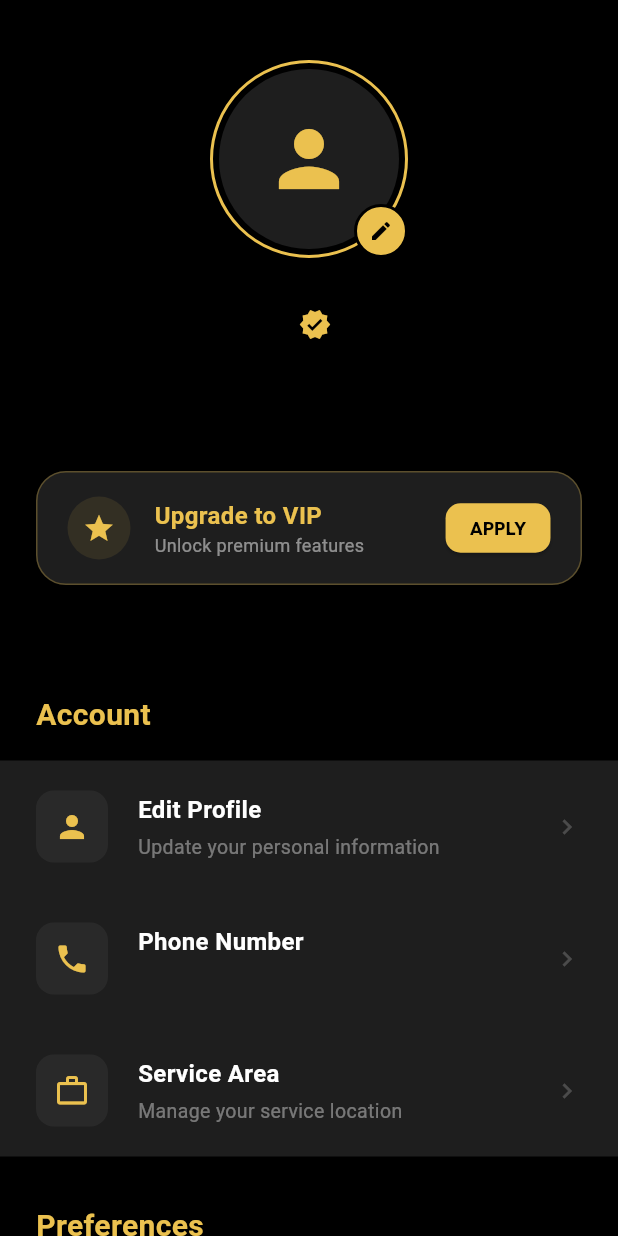
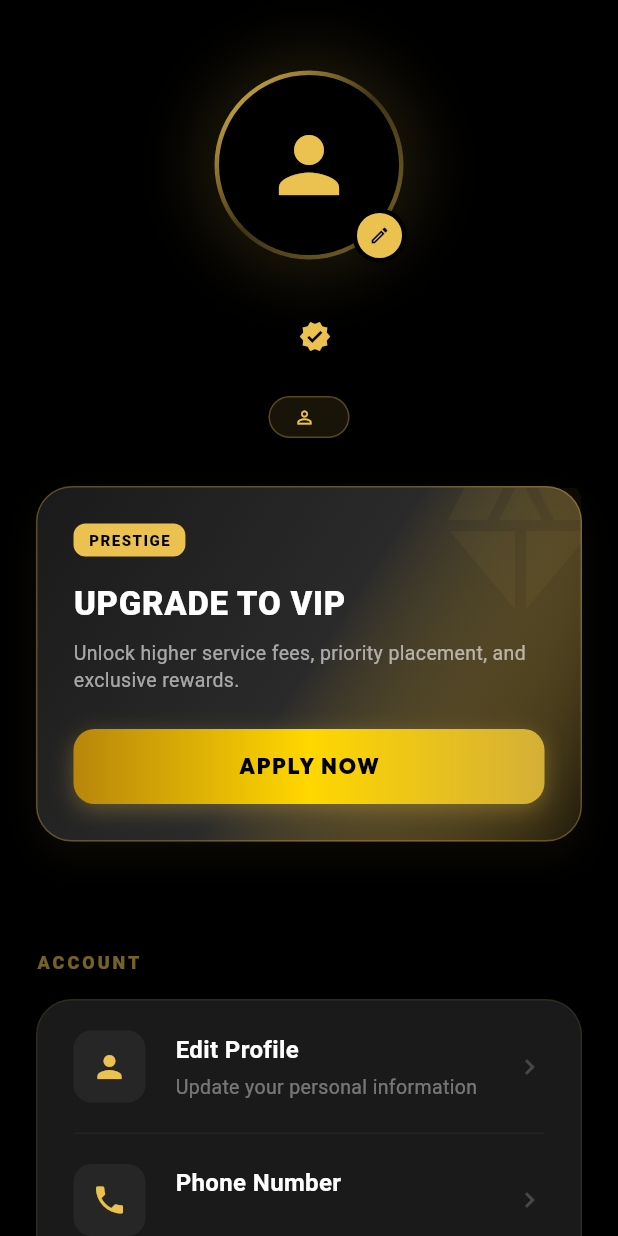
Before and after one commit to JanreyDev/Spacall-Therapist-App, a Flutter app: the AccountScreen screen opened directly with empty values, on a phone screen of 412 x 824 dp. Run offline on Flutter 3.47's test engine with Material 3 defaults, Android fonts, the phone set to English and light mode, and no system bars; our stand-ins replace audioplayers, camera, geocoding, geolocator, google_fonts, google_maps_flutter and 3 more; missing offline and left inert: google_mlkit_face_detection, laravel_echo, pusher_channels_flutter; accounts and stored records are empty.

Commit message:
feat: align VIP upgrade section with client app luxury promotional design

```diff
--- a/lib/screens/account_screen.dart
+++ b/lib/screens/account_screen.dart
@@ -2,12 +2,13 @@ import 'package:flutter/material.dart';
 import 'package:provider/provider.dart';
 import 'package:pinput/pinput.dart';
 
+import '../widgets/safe_network_image.dart';
 import '../api_service.dart';
 import '../theme_provider.dart';
 import 'login_screen.dart';
 import 'support_chat_screen.dart';
+import 'edit_profile_screen.dart';
 import 'vip_upgrade_screen.dart';
-import 'edit_profile_screen.dart';
 
 class AccountScreen extends StatefulWidget {
   final Map<String, dynamic> userData;
@@ -174,12 +175,7 @@ class _AccountScreenState extends State<AccountScreen> {
   Widget build(BuildContext context) {
     final themeProvider = Provider.of<ThemeProvider>(context);
     final goldColor = const Color(0xFFEBC14F);
-    final backgroundColor = themeProvider.isDarkMode
-        ? const Color(0xFF000000)
-        : Colors.white;
-    final cardColor = themeProvider.isDarkMode
-        ? const Color(0xFF1E1E1E) // Match therapist app card color
-        : const Color(0xFFF5F5F5);
+    final backgroundColor = Colors.black;
 
     final user = widget.userData['user'] ?? {};
     final nickname = user['nickname'];
@@ -192,7 +188,6 @@ class _AccountScreenState extends State<AccountScreen> {
     final displayName = (nickname != null && nickname.toString().isNotEmpty)
         ? nickname
         : fullName;
-    final email = user['email'] ?? 'No email provided';
     final phone = user['mobile_number'] ?? 'No phone provided';
     String? profileUrl = ApiService.normalizePhotoUrl(
       user['profile_photo_url'],
@@ -215,33 +210,55 @@ class _AccountScreenState extends State<AccountScreen> {
                 child: Column(
                   children: [
                     Stack(
+                      alignment: Alignment.center,
                       children: [
+                        // Outer Glow
                         Container(
-                          padding: const EdgeInsets.all(4),
+                          width: 140,
+                          height: 140,
                           decoration: BoxDecoration(
                             shape: BoxShape.circle,
-                            border: Border.all(color: goldColor, width: 2),
+                            boxShadow: [
+                              BoxShadow(
+                                color: goldColor.withOpacity(0.1),
+                                blurRadius: 30,
+                                spreadRadius: 10,
+                              ),
+                            ],
+                          ),
+                        ),
+                        Container(
+                          padding: const EdgeInsets.all(3),
+                          decoration: BoxDecoration(
+                            shape: BoxShape.circle,
+                            gradient: LinearGradient(
+                              colors: [
+                                goldColor,
+                                goldColor.withOpacity(0.2),
+                                goldColor.withOpacity(0.5),
+                              ],
+                              begin: Alignment.topLeft,
+                              end: Alignment.bottomRight,
+                            ),
                           ),
                           child: Container(
                             width: 120,
                             height: 120,
                             decoration: BoxDecoration(
                               shape: BoxShape.circle,
-                              color: cardColor,
+                              color: Colors.black,
+                              border: Border.all(color: Colors.black, width: 2),
                             ),
                             child: ClipOval(
                               child: profileUrl != null && profileUrl.isNotEmpty
-                                  ? Image.network(
-                                      profileUrl,
+                                  ? SafeNetworkImage(
+                                      url: profileUrl,
                                       fit: BoxFit.cover,
-                                      errorBuilder:
-                                          (context, error, stackTrace) {
-                                            return Icon(
-                                              Icons.person,
-                                              size: 60,
-                                              color: goldColor,
-                                            );
-                                          },
+                                      errorWidget: Icon(
+                                        Icons.person,
+                                        size: 60,
+                                        color: goldColor,
+                                      ),
                                     )
                                   : Icon(
                                       Icons.person,
@@ -251,9 +268,9 @@ class _AccountScreenState extends State<AccountScreen> {
                             ),
                           ),
                         ),
-                        PositionImage(
-                          bottom: 0,
-                          right: 0,
+                        Positioned(
+                          bottom: 5,
+                          right: 5,
                           child: Container(
                             padding: const EdgeInsets.all(8),
                             decoration: BoxDecoration(
@@ -261,12 +278,18 @@ class _AccountScreenState extends State<AccountScreen> {
                               shape: BoxShape.circle,
                               border: Border.all(
                                 color: backgroundColor,
-                                width: 2,
+                                width: 3,
                               ),
+                              boxShadow: [
+                                BoxShadow(
+                                  color: Colors.black.withOpacity(0.3),
+                                  blurRadius: 5,
+                                ),
+                              ],
                             ),
                             child: const Icon(
-                              Icons.edit,
-                              size: 16,
+                              Icons.edit_outlined,
+                              size: 14,
                               color: Colors.black,
                             ),
                           ),
@@ -308,118 +331,197 @@ class _AccountScreenState extends State<AccountScreen> {
                           ),
                         ),
                       ),
-                    const SizedBox(height: 4),
-                    Text(
-                      email != 'No email provided' ? email : phone,
-                      style: TextStyle(
-                        color: themeProvider.textColor.withOpacity(0.5),
-                        fontSize: 16,
+                    const SizedBox(height: 20),
+                    Container(
+                      padding: const EdgeInsets.symmetric(
+                        horizontal: 16,
+                        vertical: 6,
+                      ),
+                      decoration: BoxDecoration(
+                        color: goldColor.withOpacity(0.1),
+                        borderRadius: BorderRadius.circular(20),
+                        border: Border.all(color: goldColor.withOpacity(0.3)),
+                      ),
+                      child: Row(
+                        mainAxisSize: MainAxisSize.min,
+                        children: [
+                          Icon(
+                            tier == 'vip' ? Icons.star : Icons.person_outline,
+                            color: goldColor,
+                            size: 14,
+                          ),
+                          const SizedBox(width: 6),
+                          Text(
+                            tier.toUpperCase(),
+                            style: TextStyle(
+                              color: goldColor,
+                              fontSize: 10,
+                              fontWeight: FontWeight.w900,
+                              letterSpacing: 1.2,
+                            ),
+                          ),
+                        ],
                       ),
                     ),
-                    const SizedBox(height: 20),
+                    const SizedBox(height: 32),
                   ],
                 ),
               ),
 
-              if (tier != 'vip' && !_isUpgradePending) ...[
-                const SizedBox(height: 32),
+              // JOIN VIP Promo Banner (Only if not VIP)
+              if (tier != 'vip' && !_isUpgradePending)
                 Padding(
                   padding: const EdgeInsets.symmetric(horizontal: 24),
                   child: Container(
-                    padding: const EdgeInsets.symmetric(
-                      horizontal: 20,
-                      vertical: 16,
-                    ),
+                    width: double.infinity,
                     decoration: BoxDecoration(
-                      color: const Color(0xFF1E1E1E),
-                      borderRadius: BorderRadius.circular(20),
-                      border: Border.all(color: goldColor.withOpacity(0.3)),
+                      borderRadius: BorderRadius.circular(24),
+                      gradient: LinearGradient(
+                        colors: [
+                          const Color(0xFF1A1A1A),
+                          const Color(0xFF2A2A2A),
+                          goldColor.withOpacity(0.1),
+                        ],
+                        begin: Alignment.topLeft,
+                        end: Alignment.bottomRight,
+                      ),
+                      border: Border.all(
+                        color: goldColor.withOpacity(0.3),
+                        width: 1,
+                      ),
                       boxShadow: [
                         BoxShadow(
-                          color: Colors.black.withOpacity(0.2),
-                          blurRadius: 10,
-                          offset: const Offset(0, 4),
+                          color: goldColor.withOpacity(0.05),
+                          blurRadius: 20,
+                          offset: const Offset(0, 10),
                         ),
                       ],
                     ),
-                    child: Row(
+                    child: Stack(
                       children: [
-                        Container(
-                          padding: const EdgeInsets.all(10),
-                          decoration: BoxDecoration(
-                            color: goldColor.withOpacity(0.1),
-                            shape: BoxShape.circle,
+                        // Decorative Background Icon
+                        Positioned(
+                          right: -20,
+                          top: -20,
+                          child: Icon(
+                            Icons.diamond_rounded,
+                            size: 120,
+                            color: goldColor.withOpacity(0.05),
                           ),
-                          child: Icon(Icons.star, color: goldColor, size: 22),
                         ),
-                        const SizedBox(width: 16),
-                        Expanded(
+                        Padding(
+                          padding: const EdgeInsets.all(24),
                           child: Column(
                             crossAxisAlignment: CrossAxisAlignment.start,
                             children: [
-                              Text(
-                                "Upgrade to VIP",
+                              Row(
+                                children: [
+                                  Container(
+                                    padding: const EdgeInsets.symmetric(
+                                      horizontal: 10,
+                                      vertical: 4,
+                                    ),
+                                    decoration: BoxDecoration(
+                                      color: goldColor,
+                                      borderRadius: BorderRadius.circular(8),
+                                    ),
+                                    child: const Text(
+                                      "PRESTIGE",
+                                      style: TextStyle(
+                                        color: Colors.black,
+                                        fontSize: 10,
+                                        fontWeight: FontWeight.w900,
+                                        letterSpacing: 1,
+                                      ),
+                                    ),
+                                  ),
+                                ],
+                              ),
+                              const SizedBox(height: 16),
+                              const Text(
+                                "UPGRADE TO VIP",
                                 style: TextStyle(
-                                  color: goldColor,
-                                  fontSize: 16,
-                                  fontWeight: FontWeight.bold,
+                                  color: Colors.white,
+                                  fontSize: 22,
+                                  fontWeight: FontWeight.w900,
+                                  letterSpacing: 0.5,
                                 ),
                               ),
+                              const SizedBox(height: 8),
                               Text(
-                                "Unlock premium features",
+                                "Unlock higher service fees, priority placement, and exclusive rewards.",
                                 style: TextStyle(
-                                  color: themeProvider.textColor.withOpacity(
-                                    0.5,
+                                  color: Colors.white.withOpacity(0.6),
+                                  fontSize: 13,
+                                  height: 1.4,
+                                ),
+                              ),
+                              const SizedBox(height: 24),
+                              SizedBox(
+                                width: double.infinity,
+                                height: 50,
+                                child: Container(
+                                  decoration: BoxDecoration(
+                                    borderRadius: BorderRadius.circular(14),
+                                    gradient: const LinearGradient(
+                                      colors: [
+                                        Color(0xFFB8860B),
+                                        Color(0xFFFFD700),
+                                        Color(0xFFD4AF37),
+                                      ],
+                                    ),
+                                    boxShadow: [
+                                      BoxShadow(
+                                        color: goldColor.withOpacity(0.3),
+                                        blurRadius: 12,
+                                        offset: const Offset(0, 4),
+                                      ),
+                                    ],
                                   ),
-                                  fontSize: 12,
+                                  child: ElevatedButton(
+                                    style: ElevatedButton.styleFrom(
+                                      backgroundColor: Colors.transparent,
+                                      shadowColor: Colors.transparent,
+                                      shape: RoundedRectangleBorder(
+                                        borderRadius: BorderRadius.circular(14),
+                                      ),
+                                    ),
+                                    onPressed: () async {
+                                      final result = await Navigator.push(
+                                        context,
+                                        MaterialPageRoute(
+                                          builder: (context) =>
+                                              VipUpgradeScreen(
+                                                userData: widget.userData,
+                                              ),
+                                        ),
+                                      );
+
+                                      if (result == true) {
+                                        setState(() {
+                                          _isUpgradePending = true;
+                                        });
+                                      }
+                                    },
+                                    child: const Text(
+                                      "APPLY NOW",
+                                      style: TextStyle(
+                                        color: Colors.black,
+                                        fontWeight: FontWeight.w900,
+                                        fontSize: 14,
+                                        letterSpacing: 1.2,
+                                      ),
+                                    ),
+                                  ),
                                 ),
                               ),
                             ],
-                          ),
-                        ),
-                        ElevatedButton(
-                          onPressed: () {
-                            Navigator.push(
-                              context,
-                              MaterialPageRoute(
-                                builder: (context) =>
-                                    VipUpgradeScreen(userData: widget.userData),
-                              ),
-                            ).then((value) {
-                              // If we want to refresh state after returning
-                              if (value == true) {
-                                setState(() {
-                                  _isUpgradePending = true;
-                                });
-                              }
-                            });
-                          },
-                          style: ElevatedButton.styleFrom(
-                            backgroundColor: goldColor,
-                            foregroundColor: Colors.black,
-                            padding: const EdgeInsets.symmetric(
-                              horizontal: 16,
-                              vertical: 8,
-                            ),
-                            minimumSize: Size.zero,
-                            tapTargetSize: MaterialTapTargetSize.shrinkWrap,
-                            shape: RoundedRectangleBorder(
-                              borderRadius: BorderRadius.circular(10),
-                            ),
-                          ),
-                          child: const Text(
-                            "APPLY",
-                            style: TextStyle(
-                              fontWeight: FontWeight.bold,
-                              fontSize: 12,
-                            ),
                           ),
                         ),
                       ],
                     ),
                   ),
                 ),
-              ],
 
               const SizedBox(height: 40),
 
@@ -455,21 +557,6 @@ class _AccountScreenState extends State<AccountScreen> {
                   Icons.work_outline,
                   "Service Area",
                   "Manage your service location",
-                  themeProvider,
-                ),
-              ], themeProvider),
-
-              _buildSection("Preferences", [
-                _buildSettingItem(
-                  Icons.settings,
-                  "App Settings",
-                  "Notifications, language, privacy",
-                  themeProvider,
-                ),
-                _buildSettingItem(
-                  Icons.notifications,
-                  "Notifications",
-                  "Manage alerts & reminders",
                   themeProvider,
                 ),
               ], themeProvider),
@@ -536,28 +623,48 @@ class _AccountScreenState extends State<AccountScreen> {
     ThemeProvider themeProvider, {
     Color? titleColor,
   }) {
+    final goldColor = const Color(0xFFEBC14F);
     return Column(
       crossAxisAlignment: CrossAxisAlignment.start,
       children: [
         Padding(
           padding: const EdgeInsets.fromLTRB(24, 32, 24, 16),
           child: Text(
-            title,
+            title.toUpperCase(),
             style: TextStyle(
-              color: titleColor ?? const Color(0xFFEBC14F),
-              fontSize: 20,
-              fontWeight: FontWeight.bold,
+              color: titleColor ?? goldColor.withOpacity(0.5),
+              fontSize: 12,
+              fontWeight: FontWeight.w900,
+              letterSpacing: 2,
             ),
           ),
         ),
         Container(
-          margin: const EdgeInsets.symmetric(horizontal: 0),
+          margin: const EdgeInsets.symmetric(horizontal: 24),
           decoration: BoxDecoration(
-            color: themeProvider.isDarkMode
-                ? const Color(0xFF1E1E1E) // Match dashboard card color
-                : const Color(0xFFF9F9F9),
+            color: const Color(0xFF1A1A1A),
+            borderRadius: BorderRadius.circular(24),
+            border: Border.all(color: goldColor.withOpacity(0.1)),
           ),
-          child: Column(children: items),
+          child: Column(
+            children: items.asMap().entries.map((entry) {
+              final idx = entry.key;
+              final item = entry.value;
+              return Column(
+                children: [
+                  item,
+                  if (idx < items.length - 1)
+                    Padding(
+                      padding: const EdgeInsets.symmetric(horizontal: 24),
+                      child: Divider(
+                        color: goldColor.withOpacity(0.05),
+                        height: 1,
+                      ),
+                    ),
+                ],
+              );
+            }).toList(),
+          ),
         ),
       ],
     );
@@ -637,31 +744,3 @@ class _AccountScreenState extends State<AccountScreen> {
 
   // VIP Upgrade Screen now handles the form and submission.
 }
-
-class PositionImage extends StatelessWidget {
-  final Widget child;
-  final double? top;
-  final double? bottom;
-  final double? left;
-  final double? right;
-
-  const PositionImage({
-    super.key,
-    required this.child,
-    this.top,
-    this.bottom,
-    this.left,
-    this.right,
-  });
-
-  @override
-  Widget build(BuildContext context) {
-    return Positioned(
-      top: top,
-      bottom: bottom,
-      left: left,
-      right: right,
-      child: child,
-    );
-  }
-}
```
